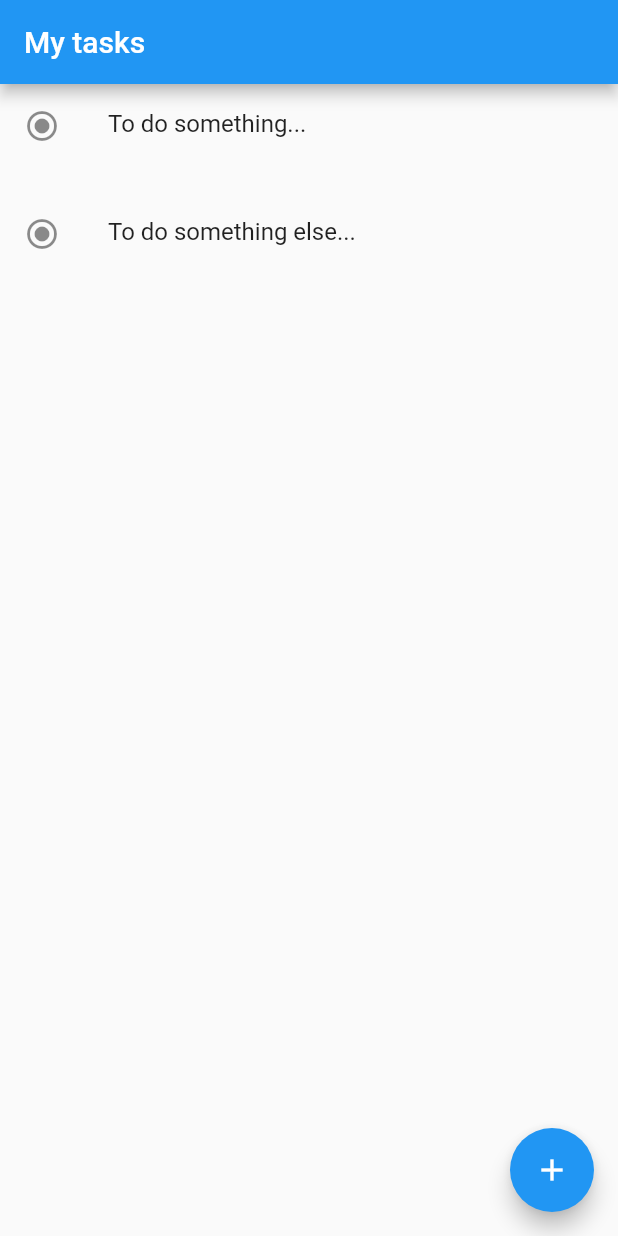
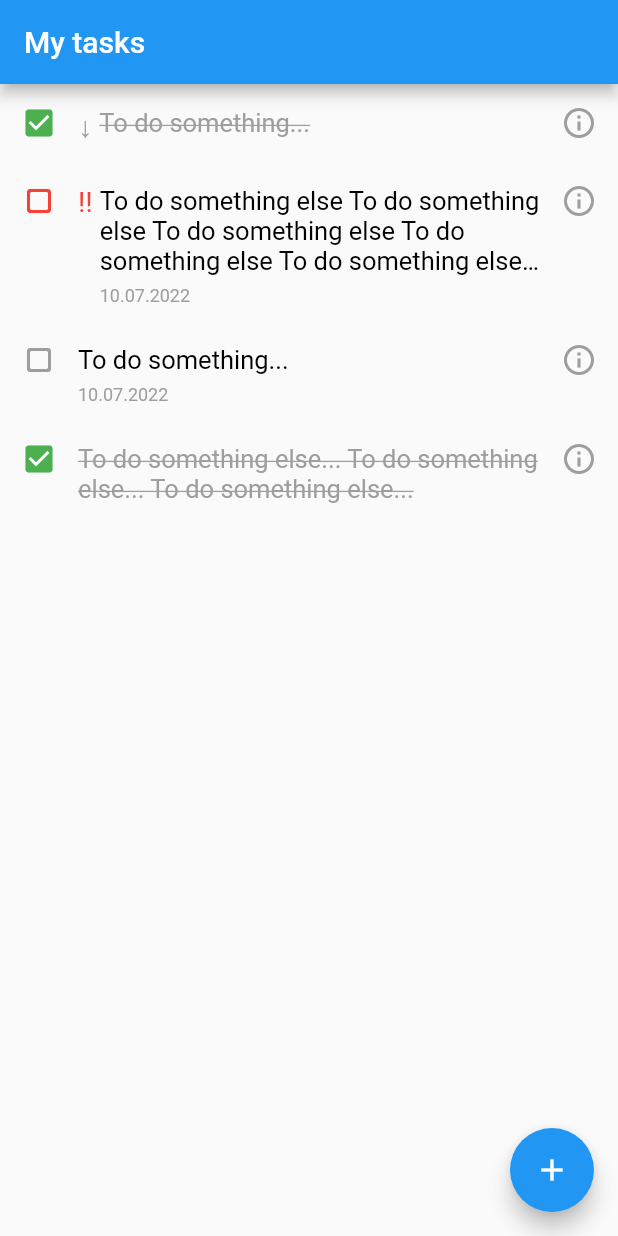
Before and after one commit to maksimn/todolistflutter, a Flutter app: the screen it shows after launch, on a phone screen of 412 x 824 dp. Run offline on Flutter 3.47's test engine with Material 2 defaults, Android fonts, the phone set to English and light mode, and no system bars; our stand-ins replace flutter_bloc.

Commit message:
[TDLF-7]: Todolist item custom cell.

```diff
--- /dev/null
+++ b/lib/todo_list/test_data.dart
@@ -0,0 +1,18 @@
+import 'package:todolist/data_class/todo_item.dart';
+
+var testData = [
+  TodoItem.convenient(text: 'To do something...', priority: TodoItemPriority.low, isCompleted: true),
+  TodoItem.convenient(
+    text: 'To do something else To do something else To do something else To do something else To do something else To do something else',
+    deadline: DateTime.now(),
+    priority: TodoItemPriority.high
+  ),
+  TodoItem.convenient(
+    text: 'To do something...',
+    deadline: DateTime.now()
+  ),
+  TodoItem.convenient(
+    text: 'To do something else... To do something else... To do something else... ',
+    isCompleted: true
+  )
+];
--- /dev/null
+++ b/lib/todo_list/todo_item_cell.dart
@@ -0,0 +1,99 @@
+import 'package:flutter/material.dart';
+import 'package:intl/intl.dart';
+import 'package:todolist/data_class/todo_item.dart';
+
+class TodoItemCell extends StatelessWidget {
+
+  final TodoItem todoItem;
+
+  const TodoItemCell({
+    Key? key,
+    required this.todoItem
+  }) : super(key: key);
+
+  @override
+  Widget build(BuildContext context) {
+    return Row(
+      children: [
+        Padding(
+          padding: const EdgeInsets.all(14),
+          child: Icon(
+            todoItem.isCompleted ? Icons.check_box : Icons.crop_square_rounded,
+            color: _trailingIconColor
+          ),
+        ),
+        _priorityWidget,
+        Expanded(
+          child: Column(
+            children: [
+              Padding(
+                padding: EdgeInsets.only(
+                  top: 16,
+                  bottom: todoItem.deadline != null ? 0 : 10
+                ),
+                child: Text(
+                  todoItem.text,
+                  maxLines: 3,
+                  overflow: TextOverflow.ellipsis,
+                  style: TextStyle(
+                    color: todoItem.isCompleted ? Colors.grey : Colors.black,
+                    fontSize: 17,
+                    decoration: todoItem.isCompleted ? TextDecoration.lineThrough : TextDecoration.none
+                  )
+                ),
+              ),
+              _deadlineWidget
+            ],
+            crossAxisAlignment: CrossAxisAlignment.start
+          )
+        ),
+        const Padding(
+          padding: EdgeInsets.all(14),
+          child: Icon(Icons.info_outline, color: Colors.grey),
+        )
+      ],
+      crossAxisAlignment: CrossAxisAlignment.start,
+    );
+  }
+
+  Widget get _deadlineWidget {
+    if (todoItem.deadline == null) {
+      return const SizedBox.shrink();
+    }
+
+    return Padding(
+      padding: const EdgeInsets.only(top: 6, bottom: 10),
+      child: Text(
+        DateFormat('dd.MM.yyyy').format(todoItem.deadline!),
+        style: const TextStyle(color: Colors.grey, fontSize: 12)
+      ),
+    );
+  }
+
+  Widget get _priorityWidget {
+    if (todoItem.priority == TodoItemPriority.normal) {
+      return const SizedBox.shrink();
+    }
+
+    return Padding(
+      padding: const EdgeInsets.only(top: 15),
+      child: Text(
+        todoItem.priority == TodoItemPriority.high ? '‼ ' : '↓ ',
+        style: TextStyle(
+          color: todoItem.priority == TodoItemPriority.high ? Colors.red : Colors.grey,
+          fontSize: 19
+        )
+      ),
+    );
+  }
+
+  Color get _trailingIconColor {
+    if (todoItem.isCompleted) {
+      return Colors.green;
+    } else if (todoItem.priority == TodoItemPriority.high) {
+      return Colors.red;
+    }
+
+    return Colors.grey;
+  }
+}
--- a/lib/todo_list/todo_list.dart
+++ b/lib/todo_list/todo_list.dart
@@ -1,6 +1,7 @@
 import 'package:flutter_bloc/flutter_bloc.dart';
 import 'package:flutter/material.dart';
-import 'package:todolist/data_class/todo_item.dart';
+import 'package:todolist/todo_list/test_data.dart';
+import 'package:todolist/todo_list/todo_item_cell.dart';
 import 'package:todolist/todo_list/todo_list_events.dart';
 import 'package:todolist/todo_list/todo_list_logic.dart';
 import 'package:todolist/todo_list/todo_list_state.dart';
@@ -16,10 +17,7 @@ class _TodoListState extends State<TodoList> {
 
   @override
   void initState() {
-    context.read<TodoListLogic>().add(InitialTodoListDataFetched([
-      TodoItem.convenient(text: 'To do something...'),
-      TodoItem.convenient(text: 'To do something else...')
-    ]));
+    context.read<TodoListLogic>().add(InitialTodoListDataFetched(testData));
     super.initState();
   }
 
@@ -29,12 +27,7 @@ class _TodoListState extends State<TodoList> {
       builder: (context, state) {
         return ListView.builder(
           itemBuilder: (context, index) {
-            return ListTile(
-              title: Text(state.items[index].text),
-              subtitle: const Text(''),
-              leading: const Icon(Icons.radio_button_on),
-              onTap: () => {}
-            );
+            return TodoItemCell(todoItem: state.items[index]);
           },
           itemCount: state.items.length,
         );
```
